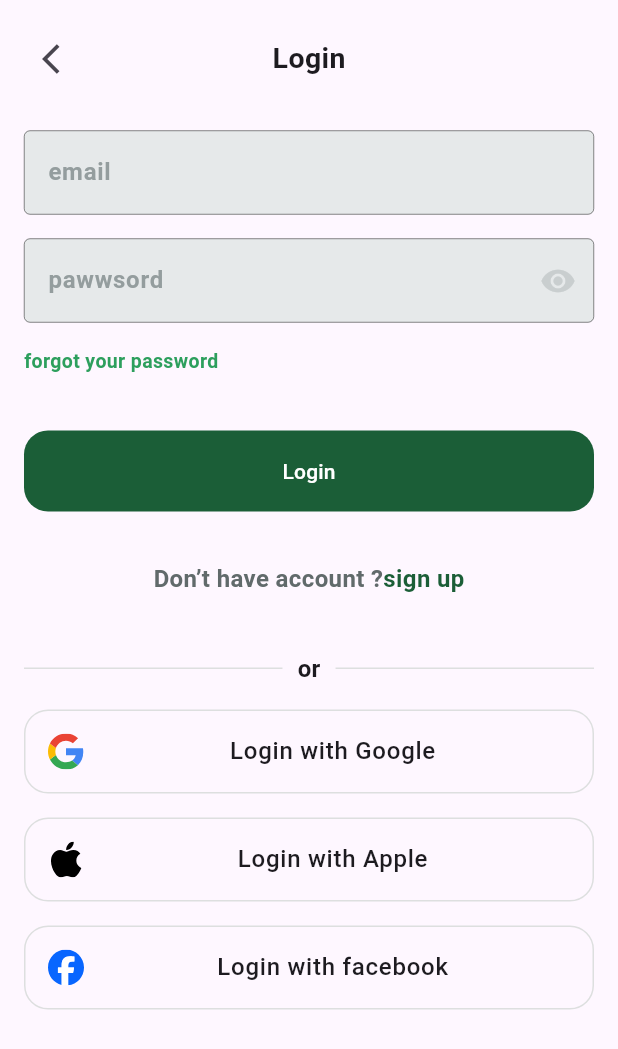
After one commit to menna-ahmed123/Fruit_Hub_flutter, a Flutter app: the AuthScreen screen opened by its route, on a phone screen of 412 x 824 dp. The commit adds this screen. Shown: the top 1049 px of the screen. Run offline on Flutter 3.47's test engine with Material 3 defaults, Android fonts, the phone set to English and light mode, and no system bars; our stand-ins replace dots_indicator, flutter_svg, shared_preferences; accounts and stored records are empty.

Commit message:
finish login ui

```diff
--- a/lib/core/helper/on_generate_routes.dart
+++ b/lib/core/helper/on_generate_routes.dart
@@ -1,5 +1,5 @@
 import 'package:flutter/material.dart';
-import 'package:fruit_hub_app/feature/auth/presentation/views/auth_screen.dart';
+import 'package:fruit_hub_app/feature/auth/presentation/views/login_screen.dart';
 import 'package:fruit_hub_app/feature/on_bording/presentation/views/on_bording_screen.dart';
 import 'package:fruit_hub_app/feature/splash/presentation/views/splash_screen.dart';
 
--- a/lib/core/utils/app_colors.dart
+++ b/lib/core/utils/app_colors.dart
@@ -5,5 +5,8 @@ abstract class AppColors {
 
     static const Color secondaryColor = Color(0xfff4A91F);
 
+    static const Color greenColor = Color(0xff2D9F5D);
+
+
 
 }
--- a/lib/core/utils/app_images.dart
+++ b/lib/core/utils/app_images.dart
@@ -14,21 +14,34 @@ class Assets {
   /// assets/images/background2.svg
   static const String imagesBackground2 = "assets/images/background2.svg";
 
-    static const String imagesFruit = "assets/images/fruit_basket.svg";
-
-        static const String imagesPineapple = "assets/images/pineapple.svg";
-
-
+  /// Assets for imagesFruitBasket
+  /// assets/images/fruit_basket.svg
+  static const String imagesFruitBasket = "assets/images/fruit_basket.svg";
 
   /// Assets for imagesLogo
   /// assets/images/logo.svg
   static const String imagesLogo = "assets/images/logo.svg";
 
+  /// Assets for imagesPineapple
+  /// assets/images/pineapple.svg
+  static const String imagesPineapple = "assets/images/pineapple.svg";
 
   /// Assets for imagesPlant
   /// assets/images/plant.svg
   static const String imagesPlant = "assets/images/plant.svg";
 
+  /// Assets for imagesSocialIconsa
+  /// assets/images/social_iconsa.svg
+  static const String imagesSocialIconsa = "assets/images/social_iconsa.svg";
+
+  /// Assets for imagesSocialIconsf
+  /// assets/images/social_iconsf.svg
+  static const String imagesSocialIconsf = "assets/images/social_iconsf.svg";
+
+  /// Assets for imagesSocialIconsg
+  /// assets/images/social_iconsg.svg
+  static const String imagesSocialIconsg = "assets/images/social_iconsg.svg";
+
   /// Assets for imagesSplashBottom
   /// assets/images/splash_bottom.svg
   static const String imagesSplashBottom = "assets/images/splash_bottom.svg";
--- /dev/null
+++ b/lib/core/widgets/custom_app_par.dart
@@ -0,0 +1,27 @@
+import 'package:flutter/material.dart';
+import 'package:fruit_hub_app/core/utils/app_text_styles.dart';
+
+class CustomAppPar extends StatelessWidget {
+  const CustomAppPar({super.key, required this.title});
+
+  final String title;
+
+  @override
+  Widget build(BuildContext context) {
+    return Row(
+      children: [
+        IconButton(
+          onPressed: () {
+            Navigator.pop(context);
+          },
+          icon: const Icon(Icons.arrow_back_ios),
+        ),
+        Expanded(
+          child: Center(child: Text(title, style: TextStyles.bold19)),
+        ),
+        const SizedBox(width: 48), // علشان توازن مكان السهم
+      ],
+    );
+
+  }
+}
--- /dev/null
+++ b/lib/core/widgets/custom_text_form_field.dart
@@ -0,0 +1,40 @@
+import 'package:flutter/material.dart';
+import 'package:fruit_hub_app/core/utils/app_text_styles.dart';
+
+class CustomTextFormField extends StatelessWidget {
+  const CustomTextFormField({super.key, required this.hintText, required this.textInputType, this.icon});
+
+  final String hintText;
+  final TextInputType textInputType;
+
+  final Widget? icon;
+
+  @override
+  Widget build(BuildContext context) {
+    return TextFormField(
+
+      decoration: InputDecoration(
+        hintText: hintText,
+        suffixIcon: icon,
+        hintStyle: TextStyles.bold16.copyWith(
+          color: Color(0xff949D9E)
+        ),
+        filled: true,
+        fillColor: Color(0xffE6E9EA),
+        border: buildBorder(),
+        enabledBorder: buildBorder(),
+        focusedBorder: buildBorder()
+        ),
+
+        );
+  }
+
+  OutlineInputBorder buildBorder() {
+
+    return OutlineInputBorder(
+       borderSide: BorderSide(
+        width: .3
+       ),
+      borderRadius: BorderRadius.circular(4));
+  }
+}
--- a/lib/feature/auth/presentation/views/auth_screen.dart
+++ /dev/null
@@ -1,13 +0,0 @@
-import 'package:flutter/material.dart';
-
-class AuthScreen extends StatelessWidget {
-  const AuthScreen({super.key});
-
-    static const routeName = "auth";
-
-
-  @override
-  Widget build(BuildContext context) {
-    return Scaffold();
-  }
-}
--- /dev/null
+++ b/lib/feature/auth/presentation/views/login_screen.dart
@@ -0,0 +1,18 @@
+import 'package:flutter/material.dart';
+import 'package:fruit_hub_app/core/widgets/custom_app_par.dart';
+import 'package:fruit_hub_app/feature/auth/presentation/views/widgets/login_screen_body.dart';
+
+class AuthScreen extends StatelessWidget {
+  const AuthScreen({super.key});
+
+    static const routeName = "auth";
+
+
+  @override
+  Widget build(BuildContext context) {
+    return Scaffold(
+
+      body: LoginScreenBody(),
+    );
+  }
+}
--- /dev/null
+++ b/lib/feature/auth/presentation/views/widgets/dont_have_acc.dart
@@ -0,0 +1,32 @@
+import 'package:flutter/material.dart';
+import 'package:fruit_hub_app/core/utils/app_colors.dart';
+import 'package:fruit_hub_app/core/utils/app_text_styles.dart';
+
+class CustomText extends StatelessWidget {
+  const CustomText({super.key, required this.text1, required this.text2});
+
+  final String text1;
+    final String text2;
+
+
+  @override
+  Widget build(BuildContext context) {
+    return Row(
+      mainAxisAlignment: MainAxisAlignment.center,
+      children: [
+        Text(
+          text1,
+          style: TextStyles.semiBold16.copyWith(color: Color(0xff616A6B)),
+        ),
+        GestureDetector(
+
+          child: Text(
+            text2
+            ,
+            style: TextStyles.semiBold16.copyWith(color: AppColors.primaryColor),
+          ),
+        ),
+      ],
+    );
+  }
+}
--- /dev/null
+++ b/lib/feature/auth/presentation/views/widgets/login_screen_body.dart
@@ -0,0 +1,66 @@
+import 'package:flutter/material.dart';
+import 'package:fruit_hub_app/core/utils/app_colors.dart';
+import 'package:fruit_hub_app/core/utils/app_images.dart';
+import 'package:fruit_hub_app/core/utils/app_text_styles.dart';
+import 'package:fruit_hub_app/core/widgets/custom_app_par.dart';
+import 'package:fruit_hub_app/core/widgets/custom_button.dart';
+import 'package:fruit_hub_app/core/widgets/custom_text_form_field.dart';
+import 'package:fruit_hub_app/feature/auth/presentation/views/widgets/dont_have_acc.dart';
+import 'package:fruit_hub_app/feature/auth/presentation/views/widgets/or_devider.dart';
+import 'package:fruit_hub_app/feature/auth/presentation/views/widgets/social_login.dart';
+
+class LoginScreenBody extends StatelessWidget {
+  const LoginScreenBody({super.key});
+
+  @override
+  Widget build(BuildContext context) {
+    return SingleChildScrollView(
+      child: Padding(
+        padding: const EdgeInsets.symmetric(horizontal: 16),
+        child: Column(
+          crossAxisAlignment: CrossAxisAlignment.start,
+          children: [
+            SizedBox(height: 15,),
+            CustomAppPar(title: "Login"),
+            SizedBox(height:24),
+            CustomTextFormField(hintText: "email", textInputType: TextInputType.emailAddress,
+            ),
+
+            SizedBox(height:16),
+
+            CustomTextFormField(hintText: "pawwsord", textInputType: TextInputType.visiblePassword,
+            icon: IconButton(onPressed: (){}, icon: Icon(Icons.remove_red_eye,color: Color(0xffC9CECF),)),
+            ),
+                        SizedBox(height: 16),
+
+            Text("forgot your password",
+             style:TextStyles.semiBold13.copyWith(
+              color: AppColors.greenColor
+             ),
+            ),
+           SizedBox(height: 37),
+
+            CustomButton(onPressed: (){}, text: "Login"),
+            SizedBox(height: 33),
+            CustomText(text1: 'Don’t have account ?'
+           , text2:"sign up" ),
+             SizedBox(height: 37),
+
+          OrDevider(),
+          SizedBox(height: 16),
+          SocialLogin(onPressed: (){}, text: "Login with Google", image: Assets.imagesSocialIconsg ),
+          SizedBox(height: 16),
+          SocialLogin(onPressed: (){}, text: "Login with Apple", image: Assets.imagesSocialIconsa ),
+          SizedBox(height: 16),
+            SocialLogin(
+              onPressed: () {},
+              text: "Login with facebook ",
+              image: Assets.imagesSocialIconsf,
+            )
+
+          ],
+        ),
+      ),
+    );
+  }
+}
--- /dev/null
+++ b/lib/feature/auth/presentation/views/widgets/or_devider.dart
@@ -0,0 +1,30 @@
+import 'package:flutter/material.dart';
+import 'package:fruit_hub_app/core/utils/app_text_styles.dart';
+
+class OrDevider extends StatelessWidget {
+  const OrDevider({super.key});
+
+  @override
+  Widget build(BuildContext context) {
+    return Row(
+      children: [
+        Expanded(
+          child: Divider(
+            thickness: 1,
+            color:Color(0xffDDDFDF) ,
+          ),
+        ),
+        SizedBox(width:10 ,),
+        Text("or",
+        style: TextStyles.semiBold16,
+        ),
+                SizedBox(width: 10),
+
+         Expanded(child: Divider(
+                      thickness: 1,
+
+          color: Color(0xffDDDFDF))),
+      ],
+    );
+  }
+}
--- /dev/null
+++ b/lib/feature/auth/presentation/views/widgets/social_login.dart
@@ -0,0 +1,47 @@
+import 'package:flutter/material.dart';
+import 'package:flutter_svg/flutter_svg.dart';
+
+class SocialLogin extends StatelessWidget {
+  const SocialLogin({
+    super.key,
+    required this.onPressed,
+    required this.text,
+    required this.image,
+  });
+
+  final VoidCallback onPressed;
+  final String text;
+  final String image;
+
+  @override
+  Widget build(BuildContext context) {
+    return SizedBox(
+      height: 56,
+      width: double.infinity,
+      child: TextButton(
+        onPressed: onPressed,
+        style: TextButton.styleFrom(
+          padding: EdgeInsets.zero, // مهم مع ListTile
+          shape: RoundedRectangleBorder(
+            borderRadius: BorderRadius.circular(16),
+            side: const BorderSide(
+              color: Color(0xffDDDFDF),
+              width: 1, // stroke
+            ),
+          ),
+        ),
+        child: ListTile(
+          contentPadding: const EdgeInsets.symmetric(horizontal: 16),
+          leading: SvgPicture.asset(image, height: 24, width: 24),
+          title: Text(
+            text,
+            textAlign: TextAlign.center,
+            style: const TextStyle(fontSize: 16, fontWeight: FontWeight.w500),
+          ),
+          horizontalTitleGap: 8,
+          dense: true,
+        ),
+      ),
+    );
+  }
+}
--- a/lib/feature/on_bording/presentation/views/widgets/on_bording_body.dart
+++ b/lib/feature/on_bording/presentation/views/widgets/on_bording_body.dart
@@ -4,7 +4,7 @@ import 'package:fruit_hub_app/constants.dart';
 import 'package:fruit_hub_app/core/services/shared_prefrence_singletone.dart';
 import 'package:fruit_hub_app/core/utils/app_colors.dart';
 import 'package:fruit_hub_app/core/widgets/custom_button.dart';
-import 'package:fruit_hub_app/feature/auth/presentation/views/auth_screen.dart';
+import 'package:fruit_hub_app/feature/auth/presentation/views/login_screen.dart';
 import 'package:fruit_hub_app/feature/on_bording/presentation/views/widgets/on_bording_page_view.dart';
 
 class OnBordingBody extends StatefulWidget {
--- a/lib/feature/on_bording/presentation/views/widgets/on_bording_page_view.dart
+++ b/lib/feature/on_bording/presentation/views/widgets/on_bording_page_view.dart
@@ -16,7 +16,7 @@ class OnBordingPageView extends StatelessWidget {
       children: [
         PageViewItem(
           backgroundImage: Assets.imagesBackGround1,
-          image: Assets.imagesFruit,
+          image: Assets.imagesFruitBasket,
 
           subTitle:
               "Discover a unique shopping experience with FruitHUB. Explore our wide selection of premium fresh fruits and get the best deals and highest quality.",
--- a/lib/feature/on_bording/presentation/views/widgets/page_view_item.dart
+++ b/lib/feature/on_bording/presentation/views/widgets/page_view_item.dart
@@ -37,7 +37,7 @@ class PageViewItem extends StatelessWidget {
                 bottom: 0,
                 left: 0,
                 right: 0,
-                child: SvgPicture.asset(Assets.imagesFruit),
+                child: SvgPicture.asset(Assets.imagesFruitBasket),
               ),
             ],
           ),
--- a/lib/feature/splash/presentation/views/widgets/splash_screen_body.dart
+++ b/lib/feature/splash/presentation/views/widgets/splash_screen_body.dart
@@ -3,7 +3,7 @@ import 'package:flutter_svg/flutter_svg.dart';
 import 'package:fruit_hub_app/constants.dart';
 import 'package:fruit_hub_app/core/services/shared_prefrence_singletone.dart';
 import 'package:fruit_hub_app/core/utils/app_images.dart';
-import 'package:fruit_hub_app/feature/auth/presentation/views/auth_screen.dart';
+import 'package:fruit_hub_app/feature/auth/presentation/views/login_screen.dart';
 import 'package:fruit_hub_app/feature/on_bording/presentation/views/on_bording_screen.dart';
 
 class SplashScreenBody extends StatefulWidget {
--- a/lib/main.dart
+++ b/lib/main.dart
@@ -1,6 +1,7 @@
 import 'package:flutter/material.dart';
 import 'package:fruit_hub_app/core/helper/on_generate_routes.dart';
 import 'package:fruit_hub_app/core/services/shared_prefrence_singletone.dart';
+import 'package:fruit_hub_app/core/utils/app_colors.dart';
 import 'package:fruit_hub_app/feature/splash/presentation/views/splash_screen.dart';
 
 void main() async {
@@ -17,7 +18,7 @@ class FruitHub extends StatelessWidget {
   Widget build(BuildContext context) {
     return MaterialApp(
     theme: ThemeData(
-      fontFamily: "Cairo"
+
     ),
   debugShowCheckedModeBanner: false,
       onGenerateRoute: onGenerateRoute,
```
Also changed, not shown: assets/images/social_iconsa.svg (added), assets/images/social_iconsf.svg (added), assets/images/social_iconsg.svg (added).
